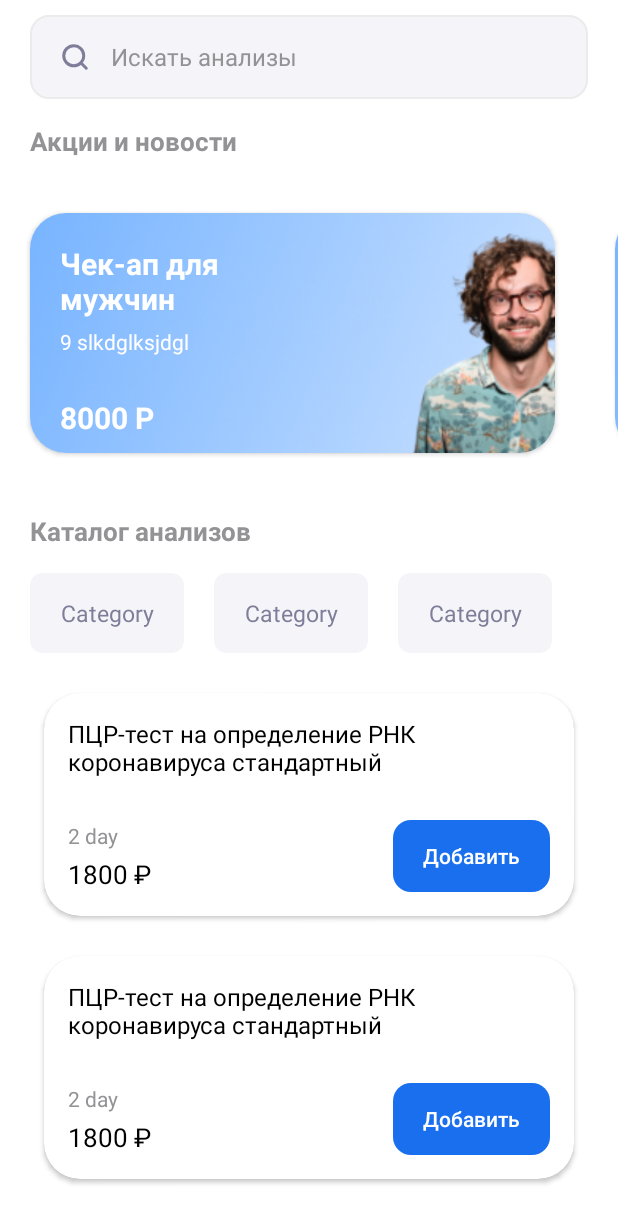
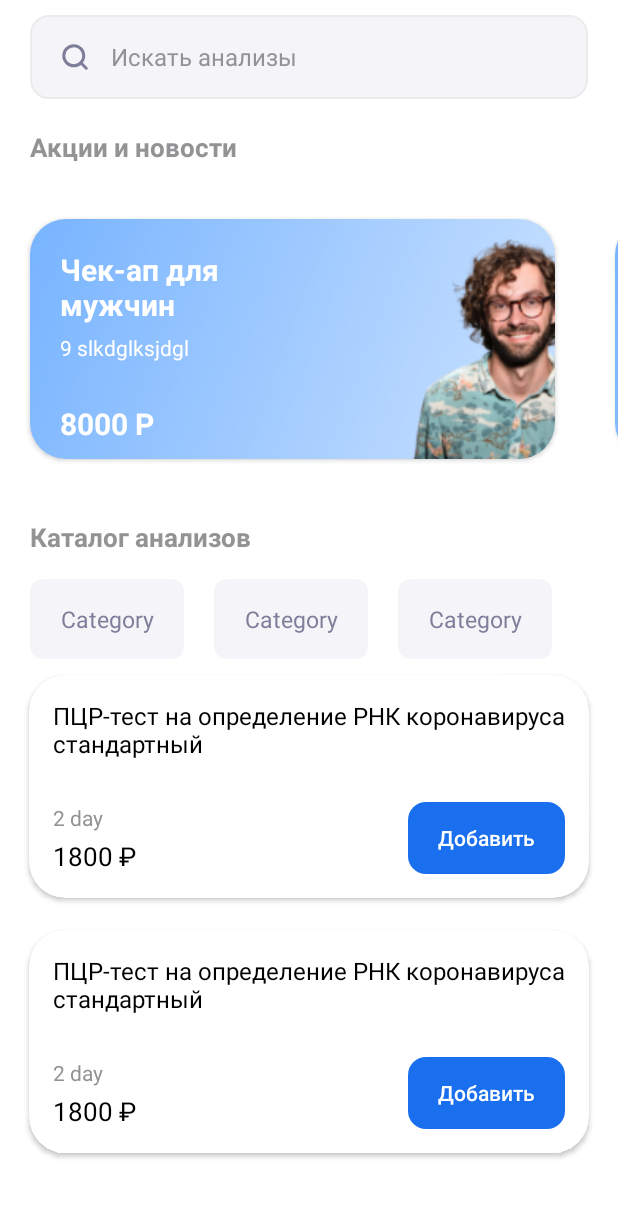
Before and after one commit to MarketTwits/MedicApp, an Android app: the layout fragment_analyzes.xml on its own in the app's theme, with its tools: preview values and no code run, on a phone screen of 412 x 824 dp. Shown: the top 1223 px of the screen. Run offline under Robolectric (Android 15) with nearby library versions, the phone set to English and light mode, and no system bars.

Commit message:
refactor analisis ui

```diff
--- a/app/src/main/res/layout/fragment_analyzes.xml
+++ b/app/src/main/res/layout/fragment_analyzes.xml
@@ -1,20 +1,65 @@
 <?xml version="1.0" encoding="utf-8"?>
-<androidx.swiperefreshlayout.widget.SwipeRefreshLayout xmlns:android="http://schemas.android.com/apk/res/android"
+<androidx.constraintlayout.widget.ConstraintLayout
+    xmlns:android="http://schemas.android.com/apk/res/android"
     xmlns:app="http://schemas.android.com/apk/res-auto"
     xmlns:motion="http://schemas.android.com/apk/res-auto"
     xmlns:tools="http://schemas.android.com/tools"
-    android:id="@+id/srl_analyzes"
-    android:background="@color/white"
     android:layout_width="match_parent"
     android:layout_height="match_parent"
     tools:context=".presentation.base_profile.UserActivity"
     >
 
+    <androidx.constraintlayout.widget.ConstraintLayout
+        android:id="@+id/constraintLayout2"
+        android:layout_width="match_parent"
+        android:layout_height="wrap_content"
+        android:background="@color/white"
+        app:layout_constraintEnd_toEndOf="parent"
+        app:layout_constraintStart_toStartOf="parent"
+        app:layout_constraintTop_toTopOf="parent">
+
+        <androidx.appcompat.widget.AppCompatEditText
+            android:id="@+id/et_search"
+            android:layout_width="0dp"
+            android:layout_height="56dp"
+            android:layout_marginStart="20dp"
+            android:layout_marginTop="10dp"
+            android:layout_marginEnd="20dp"
+            android:background="@drawable/edit_text_background"
+            android:drawableStart="@drawable/ic_loupe"
+            android:drawablePadding="14dp"
+            android:hint="@string/text_search_analyzes"
+            android:paddingHorizontal="20dp"
+            android:textColor="@color/black"
+            android:textColorHint="@color/text_grey"
+            android:textSize="16sp"
+            app:iconifiedByDefault="false"
+            app:layout_constraintEnd_toEndOf="parent"
+            app:layout_constraintStart_toStartOf="parent"
+            app:layout_constraintTop_toTopOf="parent"
+            app:layout_goneMarginEnd="20dp" />
+
+    </androidx.constraintlayout.widget.ConstraintLayout>
+
+
+    <androidx.swiperefreshlayout.widget.SwipeRefreshLayout
+        android:id="@+id/srl_analyzes"
+        android:layout_width="match_parent"
+        android:layout_height="wrap_content"
+        android:background="@color/white"
+        app:layout_constraintEnd_toEndOf="parent"
+        app:layout_constraintStart_toStartOf="parent"
+        app:layout_constraintTop_toBottomOf="@+id/constraintLayout2">
+
         <androidx.coordinatorlayout.widget.CoordinatorLayout
             android:id="@+id/constraintLayout4"
             android:layout_width="match_parent"
-        android:layout_height="match_parent"
-        android:paddingTop="10dp">
+            android:layout_height="0dp"
+            app:layout_constraintBottom_toBottomOf="parent"
+            app:layout_constraintEnd_toEndOf="parent"
+            app:layout_constraintStart_toStartOf="parent"
+            app:layout_constraintTop_toBottomOf="@+id/constraintLayout2">
+
 
             <com.google.android.material.appbar.AppBarLayout
                 android:id="@+id/appBarLayout"
@@ -36,7 +81,7 @@
                         android:layout_width="wrap_content"
                         android:layout_height="wrap_content"
                         android:layout_marginStart="20dp"
-                    android:layout_marginTop="72dp"
+                        android:layout_marginTop="20dp"
                         android:text="@string/text_news"
                         android:textColor="@color/text_grey"
                         android:textSize="17sp"
@@ -49,9 +94,12 @@
                         android:layout_width="0dp"
                         android:layout_height="wrap_content"
                         android:layout_marginTop="16dp"
+                        android:descendantFocusability="blocksDescendants"
+                        android:focusableInTouchMode="true"
+                        android:nestedScrollingEnabled="true"
                         android:orientation="horizontal"
-                    android:descendantFocusability="blocksDescendants"
                         app:layoutManager="androidx.recyclerview.widget.LinearLayoutManager"
+                        app:layout_constraintEnd_toEndOf="parent"
                         app:layout_constraintStart_toStartOf="parent"
                         app:layout_constraintTop_toBottomOf="@+id/materialTextView7"
                         tools:listitem="@layout/item_stock_or_news" />
@@ -85,63 +133,14 @@
                     tools:listitem="@layout/item_category" />
             </com.google.android.material.appbar.AppBarLayout>
 
-        <androidx.constraintlayout.widget.ConstraintLayout
-            android:layout_width="match_parent"
-            android:layout_height="66dp"
-            android:background="@color/white">
-
-            <androidx.appcompat.widget.AppCompatEditText
-                android:id="@+id/et_search"
-                android:layout_width="0dp"
-                android:layout_height="56dp"
-                android:layout_marginStart="20dp"
-                android:background="@drawable/edit_text_background"
-                android:drawableStart="@drawable/ic_loupe"
-                android:drawablePadding="14dp"
-                android:hint="@string/text_search_analyzes"
-                android:paddingHorizontal="20dp"
-                app:layout_goneMarginEnd="20dp"
-                android:textColor="@color/black"
-                android:textColorHint="@color/text_grey"
-                android:textSize="16sp"
-                app:iconifiedByDefault="false"
-                app:layout_constraintEnd_toStartOf="@id/tv_cancel"
-                app:layout_constraintStart_toStartOf="parent"
-                app:layout_constraintTop_toTopOf="parent" />
-
-            <com.google.android.material.textview.MaterialTextView
-                android:id="@+id/tv_cancel"
-                android:layout_width="wrap_content"
-                android:layout_height="56dp"
-                android:gravity="center"
-                android:paddingHorizontal="16dp"
-                android:text="@string/text_cancel"
-                android:textColor="@color/second_blue"
-                android:textSize="14sp"
-                android:visibility="gone"
-                app:layout_constraintEnd_toEndOf="parent"
-                app:layout_constraintStart_toEndOf="@+id/et_search"
-                app:layout_constraintTop_toTopOf="parent" />
-
-            <androidx.appcompat.widget.AppCompatImageView
-                android:id="@+id/btn_clear_search"
-                android:layout_width="wrap_content"
-                android:layout_height="wrap_content"
-                android:layout_marginEnd="14dp"
-                android:src="@drawable/ic_close"
-                android:visibility="gone"
-                app:layout_constraintBottom_toBottomOf="@+id/et_search"
-                app:layout_constraintEnd_toEndOf="@+id/et_search"
-                app:layout_constraintTop_toTopOf="@+id/et_search" />
-        </androidx.constraintlayout.widget.ConstraintLayout>
-
             <androidx.recyclerview.widget.RecyclerView
                 android:id="@+id/rv_analyzes"
                 android:layout_width="match_parent"
                 android:layout_height="match_parent"
+                android:layout_marginHorizontal="10dp"
                 android:descendantFocusability="blocksDescendants"
-            android:layout_marginHorizontal="20dp"
-            android:layout_marginTop="16dp"
+                android:focusableInTouchMode="true"
+                android:nestedScrollingEnabled="true"
                 android:orientation="vertical"
                 app:layoutManager="androidx.recyclerview.widget.LinearLayoutManager"
                 app:layout_behavior="com.google.android.material.appbar.AppBarLayout$ScrollingViewBehavior"
@@ -152,23 +151,22 @@
                 android:id="@+id/rv_search_results"
                 android:layout_width="match_parent"
                 android:layout_height="match_parent"
+                android:layout_marginTop="66dp"
                 android:visibility="gone"
-            android:layout_marginTop="66dp"
                 app:layoutManager="androidx.recyclerview.widget.LinearLayoutManager"
                 tools:itemCount="10"
                 tools:listitem="@layout/item_search_result" />
 
 
-
             <androidx.constraintlayout.widget.ConstraintLayout
                 android:id="@+id/constraint_cart"
-            android:visibility="gone"
                 android:layout_width="match_parent"
                 android:layout_height="wrap_content"
                 android:layout_gravity="bottom"
+                android:background="@drawable/btn_go_to_cart"
                 android:paddingHorizontal="20dp"
                 android:paddingVertical="10dp"
-            android:background="@drawable/btn_go_to_cart">
+                android:visibility="gone">
 
                 <androidx.appcompat.widget.AppCompatButton
                     android:id="@+id/btn_go_to_cart"
@@ -178,13 +176,13 @@
                     android:drawableStart="@drawable/ic_cart"
                     android:drawablePadding="20dp"
                     android:gravity="start|center_vertical"
+                    android:outlineAmbientShadowColor="@color/transparent"
+                    android:outlineSpotShadowColor="@color/transparent"
                     android:paddingStart="20dp"
                     android:text="@string/text_go_to_cart"
                     android:textAllCaps="false"
                     android:textColor="@color/white"
                     android:textSize="17sp"
-                android:outlineSpotShadowColor="@color/transparent"
-                android:outlineAmbientShadowColor="@color/transparent"
                     app:layout_constraintBottom_toBottomOf="parent"
                     app:layout_constraintEnd_toEndOf="parent"
                     app:layout_constraintStart_toStartOf="parent"
@@ -196,11 +194,11 @@
                     android:id="@+id/tv_cart_sum"
                     android:layout_width="wrap_content"
                     android:layout_height="wrap_content"
+                    android:layout_marginEnd="20dp"
                     android:text="@string/price_rub"
                     android:textColor="@color/white"
                     android:textSize="17sp"
                     android:translationZ="8dp"
-                android:layout_marginEnd="20dp"
                     app:layout_constraintBottom_toBottomOf="@+id/btn_go_to_cart"
                     app:layout_constraintEnd_toEndOf="@+id/btn_go_to_cart"
                     app:layout_constraintTop_toTopOf="@+id/btn_go_to_cart" />
@@ -208,4 +206,7 @@
             </androidx.constraintlayout.widget.ConstraintLayout>
 
         </androidx.coordinatorlayout.widget.CoordinatorLayout>
+
     </androidx.swiperefreshlayout.widget.SwipeRefreshLayout>
+
+</androidx.constraintlayout.widget.ConstraintLayout>
--- a/app/src/main/res/layout/item_analysis.xml
+++ b/app/src/main/res/layout/item_analysis.xml
@@ -4,7 +4,6 @@
     xmlns:tools="http://schemas.android.com/tools"
     android:layout_width="match_parent"
     android:layout_height="170dp"
-    android:layout_marginBottom="5dp"
     app:cardBackgroundColor="@color/white"
     app:cardCornerRadius="24dp"
     app:cardElevation="2dp"
@@ -21,10 +20,10 @@
             android:id="@+id/tv_title"
             android:layout_width="match_parent"
             android:layout_height="wrap_content"
+            android:ellipsize="end"
+            android:maxLines="3"
             android:textColor="@color/black"
             android:textSize="16sp"
-            android:maxLines = "3"
-            android:ellipsize="end"
             app:layout_constraintTop_toTopOf="parent"
             tools:text="ПЦР-тест на определение РНК коронавируса стандартный" />
 
```
Lines whose indentation alone changed are shown as unchanged.
